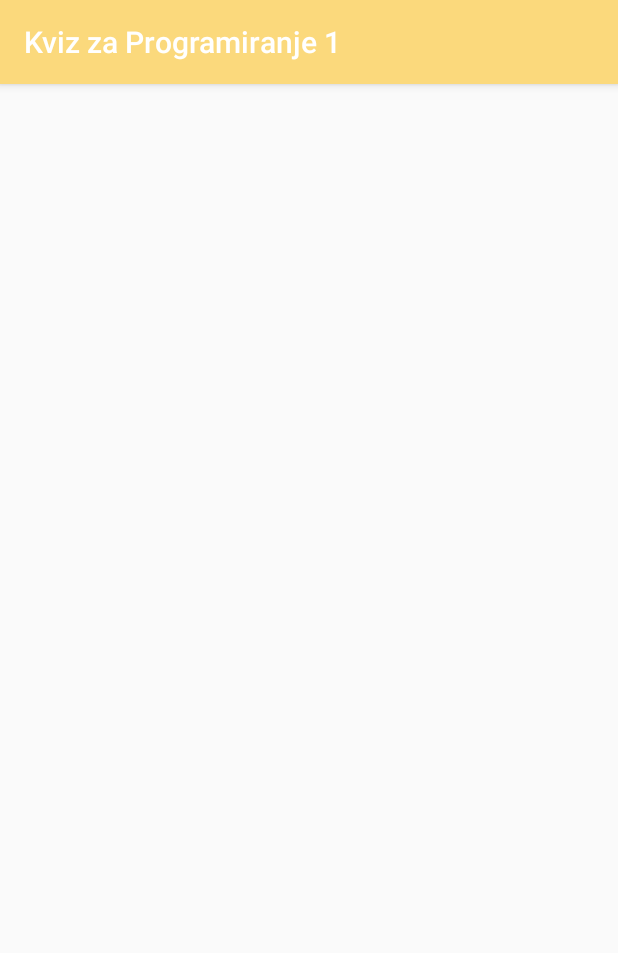
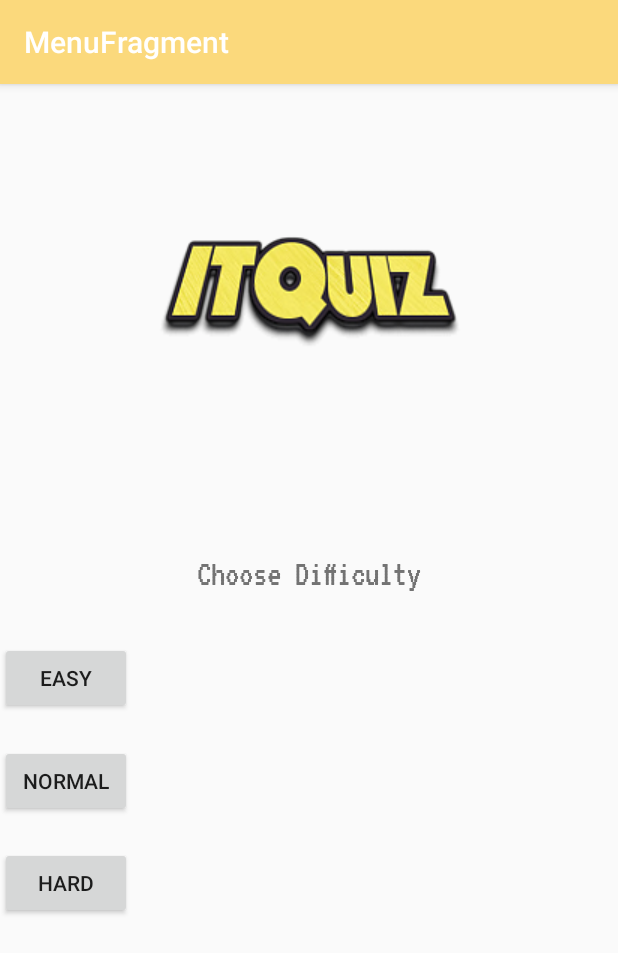
Before and after one commit to NIT-PMF/Android-Quiz-for-Programming, an Android app: the MainQuizActivity screen opened directly, with no data from a screen before it, on a phone screen of 412 x 824 dp. Shown: the top 953 px of the screen. Run offline under Robolectric (Android 15) with nearby library versions, the phone set to English and light mode, and no system bars; our stand-ins replace data binding, navigation-ui.

Commit message:
added fragments

```diff
--- a/app/src/main/java/com/example/kvizprogramiranje1/MainQuizActivity.kt
+++ b/app/src/main/java/com/example/kvizprogramiranje1/MainQuizActivity.kt
@@ -1,12 +1,23 @@
 package com.example.kvizprogramiranje1
 
+import android.os.Bundle
 import androidx.appcompat.app.AppCompatActivity
-import android.os.Bundle
+import androidx.databinding.DataBindingUtil
+import androidx.navigation.findNavController
+import androidx.navigation.ui.NavigationUI
+import com.example.kvizprogramiranje1.databinding.ActivityMainQuizBinding
 
 class MainQuizActivity : AppCompatActivity() {
-
     override fun onCreate(savedInstanceState: Bundle?) {
         super.onCreate(savedInstanceState)
-        setContentView(R.layout.activity_main_quiz)
+        val binding = DataBindingUtil.setContentView<ActivityMainQuizBinding>(this, R.layout.activity_main_quiz)
+        val navController = this.findNavController(R.id.quizFragment)
+        NavigationUI.setupActionBarWithNavController(this, navController);
+        NavigationUI.setupWithNavController(binding.quizNavView, navController)
+    }
+
+    override fun onSupportNavigateUp(): Boolean {
+        val navController = this.findNavController(R.id.quizFragment)
+        return navController.navigateUp()
     }
 }
--- /dev/null
+++ b/app/src/main/java/com/example/kvizprogramiranje1/MenuFragment.kt
@@ -0,0 +1,21 @@
+package com.example.kvizprogramiranje1
+
+import android.os.Bundle
+import androidx.fragment.app.Fragment
+import android.view.LayoutInflater
+import android.view.View
+import android.view.ViewGroup
+
+class MenuFragment : Fragment() {
+
+    override fun onCreateView(
+        inflater: LayoutInflater, container: ViewGroup?,
+        savedInstanceState: Bundle?
+    ): View? {
+
+        //TODO Ovdje definisati ostatak
+
+        return inflater.inflate(R.layout.fragment_menu, container, false)
+    }
+
+}
--- a/app/src/main/res/layout/activity_main_quiz.xml
+++ b/app/src/main/res/layout/activity_main_quiz.xml
@@ -1,9 +1,34 @@
 <?xml version="1.0" encoding="utf-8"?>
-<androidx.constraintlayout.widget.ConstraintLayout xmlns:android="http://schemas.android.com/apk/res/android"
+<layout
+    xmlns:android="http://schemas.android.com/apk/res/android"
     xmlns:app="http://schemas.android.com/apk/res-auto"
-    xmlns:tools="http://schemas.android.com/tools"
-    android:layout_width="match_parent"
-    android:layout_height="match_parent"
-    tools:context=".MainQuizActivity">
+    >
 
-</androidx.constraintlayout.widget.ConstraintLayout>
+    <androidx.drawerlayout.widget.DrawerLayout
+        android:layout_width="match_parent"
+        android:layout_height="match_parent">
+        <LinearLayout
+            android:layout_width="match_parent"
+            android:layout_height="match_parent"
+            android:orientation="vertical"
+            >
+
+            <fragment
+                android:id="@+id/quizFragment"
+                android:name="androidx.navigation.fragment.NavHostFragment"
+                android:layout_width="match_parent"
+                android:layout_height="match_parent"
+                app:defaultNavHost="true"
+                app:navGraph="@navigation/navigation"
+                />
+        </LinearLayout>
+
+        <com.google.android.material.navigation.NavigationView
+            android:id="@+id/quizNavView"
+            android:layout_width="wrap_content"
+            android:layout_height="match_parent"
+            android:layout_gravity="start"
+            />
+
+    </androidx.drawerlayout.widget.DrawerLayout>
+</layout>
--- /dev/null
+++ b/app/src/main/res/layout/fragment_menu.xml
@@ -0,0 +1,89 @@
+<?xml version="1.0" encoding="utf-8"?>
+<layout xmlns:android="http://schemas.android.com/apk/res/android"
+    xmlns:app="http://schemas.android.com/apk/res-auto"
+    xmlns:tools="http://schemas.android.com/tools"
+    tools:context="com.example.android.navigation.MenuFragment">
+
+
+    <androidx.constraintlayout.widget.ConstraintLayout
+        android:id="@+id/menuConstraint"
+        android:layout_width="match_parent"
+        android:layout_height="match_parent">
+
+        <androidx.constraintlayout.widget.Guideline
+            android:id="@+id/guideline"
+            android:layout_width="wrap_content"
+            android:layout_height="wrap_content"
+            android:orientation="horizontal"
+            app:layout_constraintBottom_toTopOf="@+id/chooseDifficulty_tv"
+            app:layout_constraintGuide_percent="0.36"
+            app:layout_constraintTop_toBottomOf="@+id/imageView" />
+
+        <Button
+            android:id="@+id/hard_btn"
+            android:layout_width="wrap_content"
+            android:layout_height="wrap_content"
+            android:text="Hard"
+            app:layout_constraintBottom_toTopOf="@+id/guideline2"
+            app:layout_constraintTop_toBottomOf="@+id/normal_btn"
+            tools:layout_editor_absoluteX="162dp" />
+
+        <ImageView
+            android:id="@+id/imageView"
+            android:layout_width="wrap_content"
+            android:layout_height="wrap_content"
+            android:layout_marginStart="102dp"
+            android:layout_marginEnd="101dp"
+            android:contentDescription="@string/app_logo_description"
+            android:src="@drawable/app_logo"
+            app:layout_constraintBottom_toTopOf="@+id/guideline"
+            app:layout_constraintEnd_toEndOf="parent"
+            app:layout_constraintStart_toStartOf="parent"
+            app:layout_constraintTop_toTopOf="parent" />
+
+        <Button
+            android:id="@+id/normal_btn"
+            android:layout_width="wrap_content"
+            android:layout_height="wrap_content"
+            android:text="Normal"
+            app:layout_constraintBottom_toTopOf="@+id/hard_btn"
+            app:layout_constraintTop_toBottomOf="@+id/easy_btn"
+            tools:layout_editor_absoluteX="162dp" />
+
+        <Button
+            android:id="@+id/easy_btn"
+            android:layout_width="wrap_content"
+            android:layout_height="wrap_content"
+            android:text="Easy"
+            app:layout_constraintBottom_toTopOf="@+id/normal_btn"
+            app:layout_constraintTop_toBottomOf="@+id/chooseDifficulty_tv"
+            tools:layout_editor_absoluteX="162dp" />
+
+        <TextView
+            android:id="@+id/chooseDifficulty_tv"
+            style="@style/quiz_header"
+            android:layout_width="wrap_content"
+            android:layout_height="wrap_content"
+            android:layout_marginStart="229dp"
+            android:layout_marginEnd="116dp"
+            android:padding="8dp"
+            android:text="@string/choose_difficulty"
+            app:layout_constraintBottom_toTopOf="@+id/easy_btn"
+            app:layout_constraintEnd_toEndOf="parent"
+            app:layout_constraintStart_toStartOf="parent"
+            app:layout_constraintTop_toBottomOf="@+id/guideline" />
+
+        <androidx.constraintlayout.widget.Guideline
+            android:id="@+id/guideline2"
+            android:layout_width="wrap_content"
+            android:layout_height="wrap_content"
+            android:layout_marginBottom="16dp"
+            android:orientation="horizontal"
+            app:layout_constraintBottom_toBottomOf="parent"
+            app:layout_constraintEnd_toEndOf="parent"
+            app:layout_constraintGuide_begin="577dp"
+            app:layout_constraintHorizontal_bias="0.5"
+            app:layout_constraintStart_toStartOf="parent"
+            app:layout_constraintTop_toBottomOf="@+id/hard_btn" />
+    </androidx.constraintlayout.widget.ConstraintLayout>
+</layout>
--- /dev/null
+++ b/app/src/main/res/navigation/navigation.xml
@@ -0,0 +1,9 @@
+<?xml version="1.0" encoding="utf-8"?>
+<navigation xmlns:android="http://schemas.android.com/apk/res/android"
+    xmlns:app="http://schemas.android.com/apk/res-auto" android:id="@+id/navigation"
+    app:startDestination="@id/menuFragment">
+    <fragment
+        android:id="@+id/menuFragment"
+        android:name="com.example.kvizprogramiranje1.MenuFragment"
+        android:label="MenuFragment" />
+</navigation>
--- a/app/src/main/res/values/strings.xml
+++ b/app/src/main/res/values/strings.xml
@@ -3,4 +3,8 @@
     <string name="type_your_username">Type Your Username:</string>
     <string name="app_logo_description">App Logo</string>
     <string name="done">Done</string>
+
+    <!-- TODO: Remove or change this placeholder text -->
+    <string name="hello_blank_fragment">Hello blank fragment</string>
+    <string name="choose_difficulty">Choose Difficulty</string>
 </resources>
--- a/app/src/main/res/values/styles.xml
+++ b/app/src/main/res/values/styles.xml
@@ -8,4 +8,11 @@
         <item name="colorAccent">@color/colorAccent</item>
     </style>
 
+    <style name="quiz_header">
+        <item name="android:layout_margin">4dp</item>
+        <item name="android:fontFamily">@font/vt323</item>
+        <item name="android:textAlignment">center</item>
+        <item name="android:textSize">24sp</item>
+    </style>
+
 </resources>
```
Also changed, not shown: app/build.gradle (+10 -0 lines), app/src/main/java/com/example/kvizprogramiranje1/MainActivity.kt (+12 -3 lines), app/src/main/java/com/example/kvizprogramiranje1/RulesFragment.kt (added, +59 -0 lines), app/src/main/java/com/example/kvizprogramiranje1/UserSingleton.kt (added, +34 -0 lines), app/src/main/res/layout/activity_main.xml (+8 -5 lines), app/src/main/res/layout/fragment_rules.xml (added, +14 -0 lines), 2 other files.
